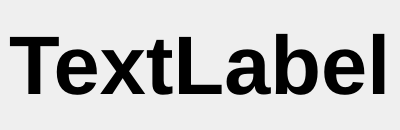
Before: the Qt Designer form qt5/mainwindow.ui in UedaTakeyuki/clock, drawn with Qt 5.
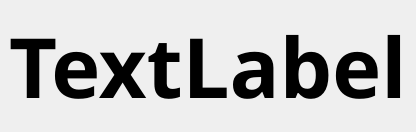
After: the same form once the commit is applied.

What changed in the file:
```diff
--- a/qt5/mainwindow.ui
+++ b/qt5/mainwindow.ui
@@ -25,6 +25,7 @@
      <widget class="QLabel" name="label">
       <property name="font">
        <font>
+        <family>PibotoLt</family>
         <pointsize>62</pointsize>
         <weight>75</weight>
         <bold>true</bold>
```
